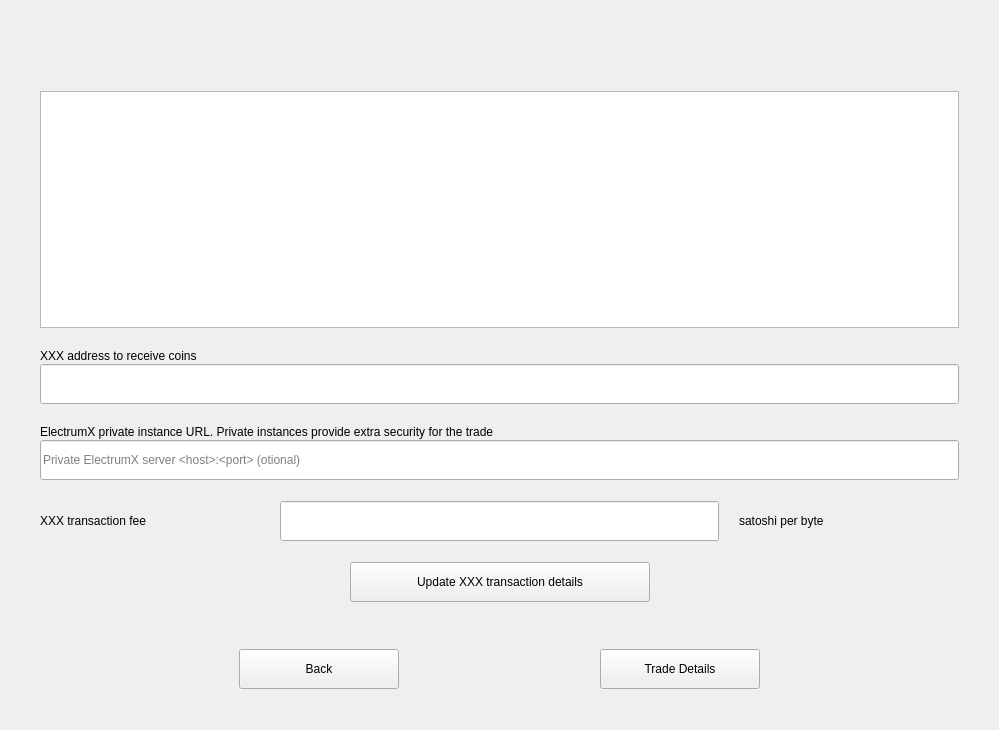
Qt form windows_desktop/s_editswap_w.ui (0xkobe/mwc-wallet) before a commit.
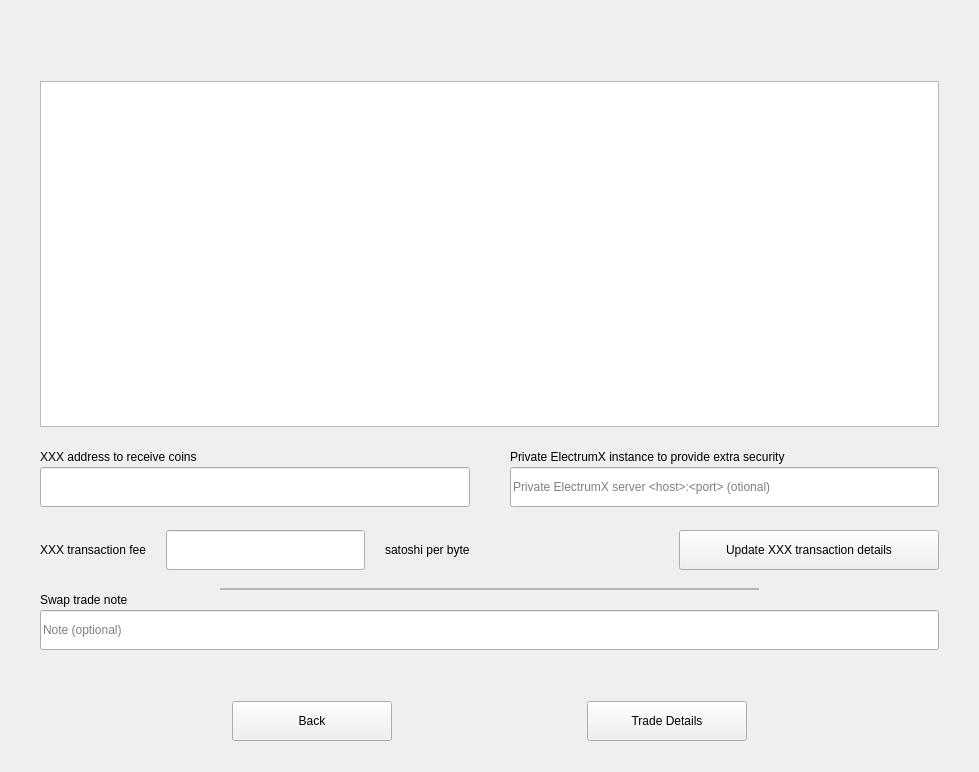
The same form after that commit. Custom widgets are drawn as their Qt base class.

Commit message: https://github.com/mwcproject/mwc-qt-wallet/issues/563, plus some Electrum X node issues are fixed.

Patch:
```diff
--- a/windows_desktop/s_editswap_w.ui
+++ b/windows_desktop/s_editswap_w.ui
@@ -6,31 +6,31 @@
    <rect>
     <x>0</x>
     <y>0</y>
-    <width>999</width>
-    <height>730</height>
+    <width>979</width>
+    <height>772</height>
    </rect>
   </property>
   <property name="windowTitle">
    <string>Form</string>
   </property>
-  <layout class="QVBoxLayout" name="verticalLayout" stretch="0,1,0,0,0,0,0,0,0,0,0,0,0,0,0,0">
+  <layout class="QVBoxLayout" name="verticalLayout_3" stretch="0,1,0,0,0,0,0,0,0,0,0,0,0">
    <property name="spacing">
-    <number>1</number>
+    <number>3</number>
    </property>
    <property name="leftMargin">
     <number>40</number>
    </property>
    <property name="topMargin">
-    <number>90</number>
+    <number>80</number>
    </property>
    <property name="rightMargin">
     <number>40</number>
    </property>
    <property name="bottomMargin">
-    <number>40</number>
+    <number>30</number>
    </property>
    <item>
-    <spacer name="verticalSpacer_5">
+    <spacer name="verticalSpacer">
      <property name="orientation">
       <enum>Qt::Vertical</enum>
      </property>
@@ -77,7 +77,7 @@
     </widget>
    </item>
    <item>
-    <spacer name="verticalSpacer_7">
+    <spacer name="verticalSpacer_3">
      <property name="orientation">
       <enum>Qt::Vertical</enum>
      </property>
@@ -92,6 +92,16 @@
      </property>
     </spacer>
    </item>
+   <item>
+    <layout class="QHBoxLayout" name="horizontalLayout_2" stretch="1,1">
+     <property name="spacing">
+      <number>40</number>
+     </property>
+     <item>
+      <layout class="QVBoxLayout" name="verticalLayout">
+       <property name="spacing">
+        <number>3</number>
+       </property>
    <item>
     <widget class="control::MwcLabelSmall" name="secondaryAddressLabel">
      <property name="sizePolicy">
@@ -145,22 +155,13 @@
      </property>
     </widget>
    </item>
-   <item>
-    <spacer name="verticalSpacer">
-     <property name="orientation">
-      <enum>Qt::Vertical</enum>
-     </property>
-     <property name="sizeType">
-      <enum>QSizePolicy::Fixed</enum>
-     </property>
-     <property name="sizeHint" stdset="0">
-      <size>
-       <width>20</width>
-       <height>20</height>
-      </size>
-     </property>
-    </spacer>
-   </item>
+      </layout>
+     </item>
+     <item>
+      <layout class="QVBoxLayout" name="verticalLayout_2">
+       <property name="spacing">
+        <number>3</number>
+       </property>
    <item>
     <widget class="control::MwcLabelSmall" name="label_19">
      <property name="sizePolicy">
@@ -176,7 +177,7 @@
       </size>
      </property>
      <property name="text">
-      <string>ElectrumX private instance URL. Private instances provide extra security for the trade</string>
+          <string>Private ElectrumX instance to provide extra security</string>
      </property>
     </widget>
    </item>
@@ -208,8 +209,12 @@
      </property>
     </widget>
    </item>
+      </layout>
+     </item>
+    </layout>
+   </item>
    <item>
-    <spacer name="verticalSpacer_2">
+    <spacer name="verticalSpacer_5">
      <property name="orientation">
       <enum>Qt::Vertical</enum>
      </property>
@@ -225,14 +230,19 @@
     </spacer>
    </item>
    <item>
-    <layout class="QHBoxLayout" name="horizontalLayout" stretch="1,2,1">
+    <layout class="QHBoxLayout" name="horizontalLayout_7" stretch="1,1">
+     <property name="spacing">
+      <number>40</number>
+     </property>
+     <item>
+      <layout class="QHBoxLayout" name="horizontalLayout">
      <property name="spacing">
       <number>20</number>
      </property>
      <item>
       <widget class="control::MwcLabelNormal" name="secTransFeeLabel">
        <property name="sizePolicy">
-        <sizepolicy hsizetype="Preferred" vsizetype="Preferred">
+          <sizepolicy hsizetype="Fixed" vsizetype="Preferred">
          <horstretch>0</horstretch>
          <verstretch>0</verstretch>
         </sizepolicy>
@@ -261,13 +271,13 @@
        </property>
        <property name="minimumSize">
         <size>
-         <width>0</width>
+           <width>80</width>
          <height>40</height>
         </size>
        </property>
        <property name="maximumSize">
         <size>
-         <width>200000</width>
+           <width>1200</width>
          <height>40</height>
         </size>
        </property>
@@ -284,6 +294,12 @@
      </item>
      <item>
       <widget class="control::MwcLabelNormal" name="secFeeUnitsLabel">
+         <property name="sizePolicy">
+          <sizepolicy hsizetype="Fixed" vsizetype="Preferred">
+           <horstretch>0</horstretch>
+           <verstretch>0</verstretch>
+          </sizepolicy>
+         </property>
        <property name="text">
         <string>satoshi per byte</string>
        </property>
@@ -292,28 +308,15 @@
     </layout>
    </item>
    <item>
-    <spacer name="verticalSpacer_3">
-     <property name="orientation">
-      <enum>Qt::Vertical</enum>
-     </property>
-     <property name="sizeType">
-      <enum>QSizePolicy::Fixed</enum>
-     </property>
-     <property name="sizeHint" stdset="0">
-      <size>
-       <width>20</width>
-       <height>20</height>
-      </size>
-     </property>
-    </spacer>
-   </item>
+      <layout class="QHBoxLayout" name="horizontalLayout_6">
    <item>
-    <layout class="QHBoxLayout" name="horizontalLayout_2">
-     <item>
-      <spacer name="horizontalSpacer">
+        <spacer name="horizontalSpacer_6">
        <property name="orientation">
         <enum>Qt::Horizontal</enum>
        </property>
+         <property name="sizeType">
+          <enum>QSizePolicy::Expanding</enum>
+         </property>
        <property name="sizeHint" stdset="0">
         <size>
          <width>40</width>
@@ -326,7 +329,7 @@
       <widget class="control::MwcPushButtonNormal" name="updateBtn">
        <property name="minimumSize">
         <size>
-         <width>300</width>
+           <width>260</width>
          <height>40</height>
         </size>
        </property>
@@ -350,23 +353,120 @@
        </property>
       </widget>
      </item>
+      </layout>
+     </item>
+    </layout>
+   </item>
      <item>
-      <spacer name="horizontalSpacer_2">
+    <layout class="QHBoxLayout" name="horizontalLayout_5" stretch="1,3,1">
+     <property name="spacing">
+      <number>10</number>
+     </property>
+     <property name="topMargin">
+      <number>15</number>
+     </property>
+     <property name="bottomMargin">
+      <number>0</number>
+     </property>
+     <item>
+      <spacer name="horizontalSpacer_10">
        <property name="orientation">
         <enum>Qt::Horizontal</enum>
        </property>
        <property name="sizeHint" stdset="0">
         <size>
          <width>40</width>
-         <height>20</height>
+         <height>1</height>
         </size>
        </property>
       </spacer>
      </item>
+     <item>
+      <widget class="control::MwcLine" name="frame_9">
+       <property name="minimumSize">
+        <size>
+         <width>0</width>
+         <height>2</height>
+        </size>
+       </property>
+       <property name="maximumSize">
+        <size>
+         <width>16777215</width>
+         <height>2</height>
+        </size>
+       </property>
+       <property name="frameShape">
+        <enum>QFrame::StyledPanel</enum>
+       </property>
+       <property name="frameShadow">
+        <enum>QFrame::Raised</enum>
+       </property>
+      </widget>
+     </item>
+     <item>
+      <spacer name="horizontalSpacer_9">
+       <property name="orientation">
+        <enum>Qt::Horizontal</enum>
+       </property>
+       <property name="sizeHint" stdset="0">
+        <size>
+         <width>40</width>
+         <height>1</height>
+        </size>
+       </property>
+      </spacer>
+     </item>
     </layout>
    </item>
    <item>
-    <spacer name="verticalSpacer_4">
+    <widget class="control::MwcLabelSmall" name="label_20">
+     <property name="sizePolicy">
+      <sizepolicy hsizetype="Fixed" vsizetype="Preferred">
+       <horstretch>0</horstretch>
+       <verstretch>0</verstretch>
+      </sizepolicy>
+     </property>
+     <property name="maximumSize">
+      <size>
+       <width>16777215</width>
+       <height>22</height>
+      </size>
+     </property>
+     <property name="text">
+      <string>Swap trade note</string>
+     </property>
+    </widget>
+   </item>
+   <item>
+    <widget class="control::MwcLineEditNormal" name="noteEdit">
+     <property name="minimumSize">
+      <size>
+       <width>0</width>
+       <height>40</height>
+      </size>
+     </property>
+     <property name="maximumSize">
+      <size>
+       <width>200000</width>
+       <height>40</height>
+      </size>
+     </property>
+     <property name="toolTip">
+      <string>Note for this swap trade</string>
+     </property>
+     <property name="text">
+      <string/>
+     </property>
+     <property name="maxLength">
+      <number>512</number>
+     </property>
+     <property name="placeholderText">
+      <string>Note (optional)</string>
+     </property>
+    </widget>
+   </item>
+   <item>
+    <spacer name="verticalSpacer_6">
      <property name="orientation">
       <enum>Qt::Vertical</enum>
      </property>
@@ -555,7 +655,7 @@
     </layout>
    </item>
    <item>
-    <spacer name="verticalSpacer_6">
+    <spacer name="verticalSpacer_2">
      <property name="orientation">
       <enum>Qt::Vertical</enum>
      </property>
@@ -595,6 +695,12 @@
    <extends>QLabel</extends>
    <header>control_desktop/MwcLabel.h</header>
   </customwidget>
+  <customwidget>
+   <class>control::MwcLine</class>
+   <extends>QFrame</extends>
+   <header>control_desktop/MwcFrameWithBorder.h</header>
+   <container>1</container>
+  </customwidget>
  </customwidgets>
  <tabstops>
   <tabstop>redeemAddressEdit</tabstop>
```
Left out of the diff: 2 changed lines with no effect on the pictures. Lines whose indentation alone changed are shown as unchanged. The commit also changes 15 other files.
